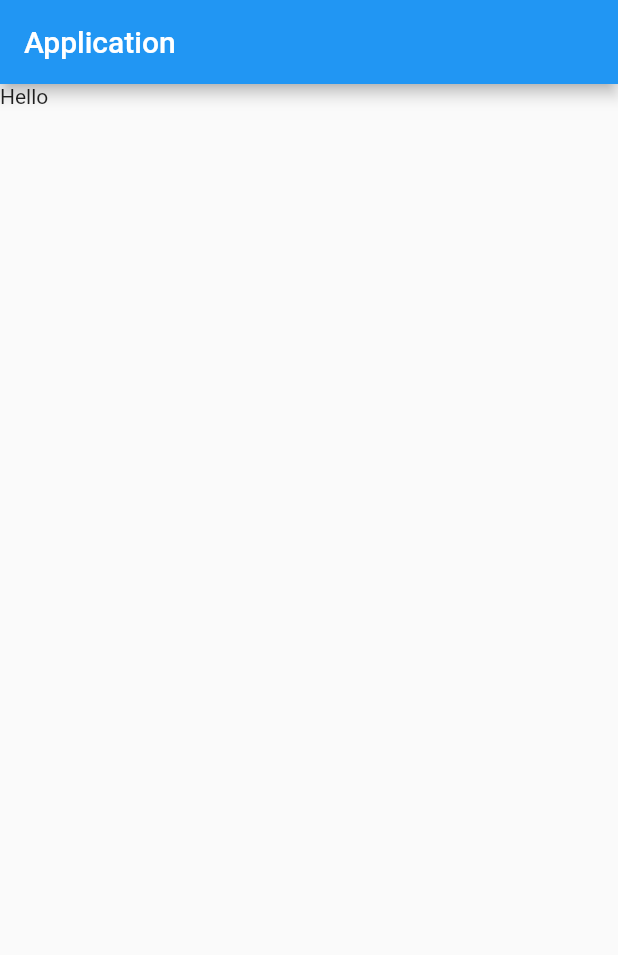
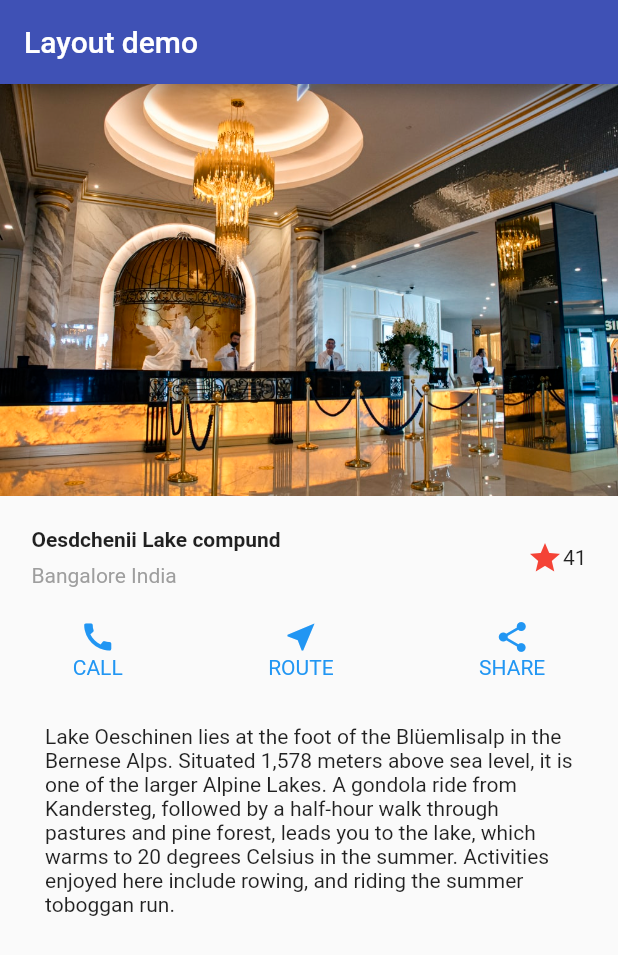
Before and after one commit to rkyadav-hbti09/Flutter, a Flutter app: the screen it shows after launch, on a phone screen of 412 x 824 dp. Shown: the top 955 px of the screen. Run offline on Flutter 3.47's test engine with Material 2 defaults, Android fonts, the phone set to English and light mode, and no system bars.

Commit message:
Adding Layout Sample

```diff
--- /dev/null
+++ b/my_app_prg/lib/add_dec/application.dart
@@ -0,0 +1,53 @@
+import 'package:flutter/material.dart';
+
+class Application extends StatefulWidget {
+  @override
+  createState() {
+    return _ApplicationState();
+  }
+}
+
+class _ApplicationState extends State<Application> {
+  int _conter = 1;
+
+  void _increament() {
+    print("couter=$_conter");
+    setState(() {
+      ++_conter;
+    });
+  }
+
+  void _decreament() {
+    print("couter=$_conter");
+    setState(() {
+      --_conter;
+    });
+  }
+
+  @override
+  Widget build(BuildContext context) {
+    return Scaffold(
+      appBar: AppBar(
+        title: Text("Application"),
+      ),
+      body: Center(
+        child: Text("You Presed the busston at $_conter times"),
+      ),
+      floatingActionButton: Row(
+        mainAxisAlignment: MainAxisAlignment.spaceEvenly,
+        children: [
+          FloatingActionButton(
+            tooltip: 'Add',
+            child: Icon(Icons.add),
+            onPressed: _increament,
+          ),
+          FloatingActionButton(
+            tooltip: 'Dec',
+            child: Icon(Icons.add_a_photo),
+            onPressed: _decreament,
+          ),
+        ],
+      ),
+    );
+  }
+}
--- a/my_app_prg/lib/application.dart
+++ /dev/null
@@ -1,15 +0,0 @@
-import 'package:flutter/material.dart';
-
-class Application extends StatelessWidget {
-  const Application({Key? key}) : super(key: key);
-
-  @override
-  Widget build(BuildContext context) {
-    return Scaffold(
-      appBar: AppBar(
-        title: Text("Application"),
-      ),
-      body: Text("Hello"),
-    );
-  }
-}
--- /dev/null
+++ b/my_app_prg/lib/layout_samp/application.dart
@@ -0,0 +1,123 @@
+import 'dart:ui';
+import 'package:flutter/material.dart';
+
+/*
+1) Putting a Column inside an Expanded widget stretches the column to use all remaining free space in the row. Setting the crossAxisAlignment property to CrossAxisAlignment.start positions the column at the start of the row.
+2) Putting the first row of text inside a Container enables you to add padding. The second child in the Column, also text, displays as grey.
+3) The last two items in the title row are a star icon, painted red, and the text “41”. The entire row is in a Container and padded along each edge by 32 pixels. Add the title section to the app body like this:
+4) arrange all of the elements in a ListView, rather than a Column, because a ListView supports app body scrolling when the app is run on a small device.
+*/
+class Application extends StatelessWidget {
+  const Application({Key? key}) : super(key: key);
+
+  @override
+  Widget build(BuildContext context) {
+    return Scaffold(
+        appBar: AppBar(
+          title: Text("Layout demo"),
+        ),
+        body: ListView(
+          children: [
+            Image.asset(
+              'assets/images/hotel.jpg',
+              fit: BoxFit.fitWidth,
+            ),
+            TilteSections,
+            bottomSection,
+            Padding(
+              padding: const EdgeInsets.all(30.0),
+              child: Text(
+                softWrap: true,
+                'Lake Oeschinen lies at the foot of the Blüemlisalp in the Bernese '
+                'Alps. Situated 1,578 meters above sea level, it is one of the '
+                'larger Alpine Lakes. A gondola ride from Kandersteg, followed by a '
+                'half-hour walk through pastures and pine forest, leads you to the '
+                'lake, which warms to 20 degrees Celsius in the summer. Activities '
+                'enjoyed here include rowing, and riding the summer toboggan run.',
+              ),
+            )
+          ],
+        ));
+  }
+}
+
+Widget TilteSections = Container(
+  padding: EdgeInsets.all(21),
+  child: Row(
+    children: [
+      Expanded(
+        child: Column(
+          crossAxisAlignment: CrossAxisAlignment.start,
+          children: [
+            Container(
+              padding: const EdgeInsets.only(bottom: 8),
+              child: Text(
+                "Oesdchenii Lake compund",
+                style: TextStyle(
+                  fontWeight: FontWeight.bold,
+                ),
+              ),
+            ),
+            Text(
+              "Bangalore India",
+              style: TextStyle(color: Colors.grey),
+            ),
+          ],
+        ),
+      ),
+      Icon(
+        Icons.star,
+        color: Colors.red,
+      ),
+      Text('41')
+    ],
+  ),
+);
+
+Widget bottomSection = Row(
+  mainAxisAlignment: MainAxisAlignment.spaceAround,
+  children: [
+    Column(
+      children: [
+        Icon(
+          Icons.call,
+          color: Colors.blue,
+        ),
+        Text(
+          "CALL",
+          style: TextStyle(
+            color: Colors.blue,
+          ),
+        )
+      ],
+    ),
+    Column(
+      children: [
+        Icon(
+          Icons.near_me,
+          color: Colors.blue,
+        ),
+        Text(
+          "ROUTE",
+          style: TextStyle(
+            color: Colors.blue,
+          ),
+        )
+      ],
+    ),
+    Column(
+      children: [
+        Icon(
+          Icons.share,
+          color: Colors.blue,
+        ),
+        Text(
+          "SHARE",
+          style: TextStyle(
+            color: Colors.blue,
+          ),
+        )
+      ],
+    ),
+  ],
+);
--- a/my_app_prg/lib/main.dart
+++ b/my_app_prg/lib/main.dart
@@ -1,5 +1,5 @@
 import 'package:flutter/material.dart';
-import './application.dart';
+import 'layout_samp/application.dart';
 
 void main() {
   runApp(const MyApp());
@@ -11,7 +11,11 @@ class MyApp extends StatelessWidget {
   @override
   Widget build(BuildContext context) {
     return MaterialApp(
-      home: const Application(),
+      home: Application(),
+      title: "Main Demo",
+      theme: ThemeData(
+        primarySwatch: Colors.indigo,
+      ),
     );
   }
 }
--- a/my_app_prg/pubspec.yaml
+++ b/my_app_prg/pubspec.yaml
@@ -58,8 +58,8 @@ flutter:
   uses-material-design: true
 
   # To add assets to your application, add an assets section, like this:
-  # assets:
-  #   - images/a_dot_burr.jpeg
+  assets:
+    - assets/images/hotel.jpg
   #   - images/a_dot_ham.jpeg
 
   # An image asset can refer to one or more resolution-specific "variants", see
```
Also changed, not shown: my_app_prg/assets/images/hotel.jpg (added).
